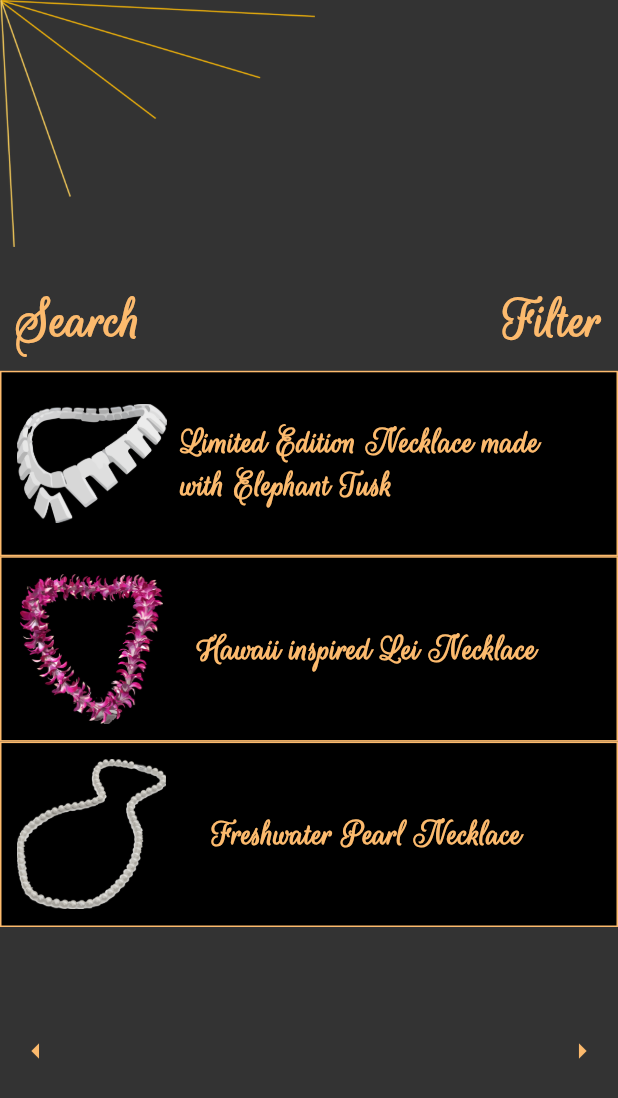
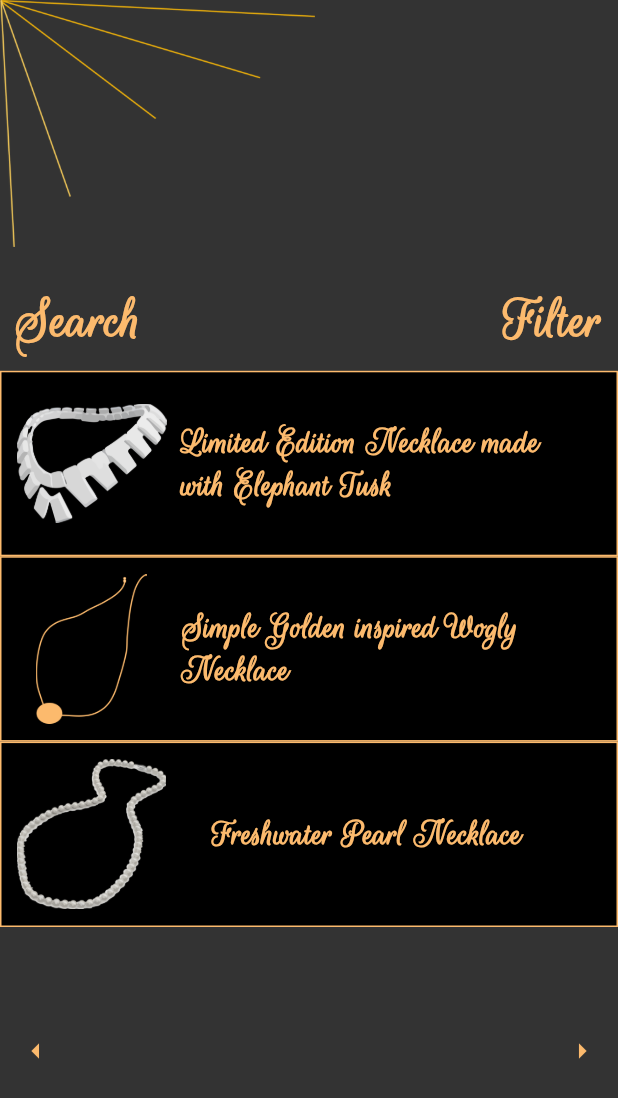
Before and after one commit to ameysunu/DemonHacks, a Flutter app: the Necklace screen opened directly, on a phone screen of 412 x 824 dp. Shown: the top 1098 px of the screen. Run offline on Flutter 3.47's test engine with Material 2 defaults, Android fonts, the phone set to English and light mode, and no system bars; our stand-ins replace firebase_auth, firebase_core, google_sign_in, hexcolor; missing offline and left inert: flutter_unity; accounts and stored records are empty.

Commit message:
ui changes

```diff
--- a/lib/pages/necklace.dart
+++ b/lib/pages/necklace.dart
@@ -123,7 +123,7 @@ class _NecklaceState extends State<Necklace> {
                       width: MediaQuery.of(context).size.width * 0.6,
                       child: Center(
                         child: Text(
-                          'Hawaii inspired Lei Necklace',
+                          'Simple Golden inspired Wogly Necklace',
                           style: TextStyle(
                               fontFamily: 'RougeScript',
                               fontWeight: FontWeight.w600,
```
Also changed, not shown: images/objects/necklace2.png.
